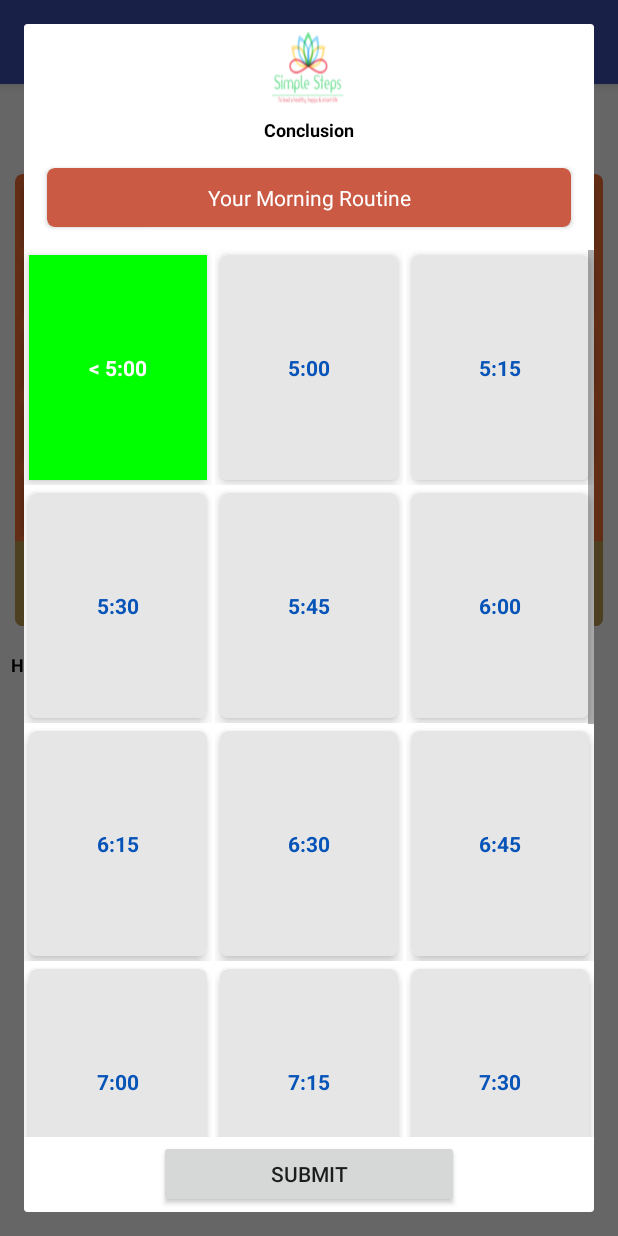
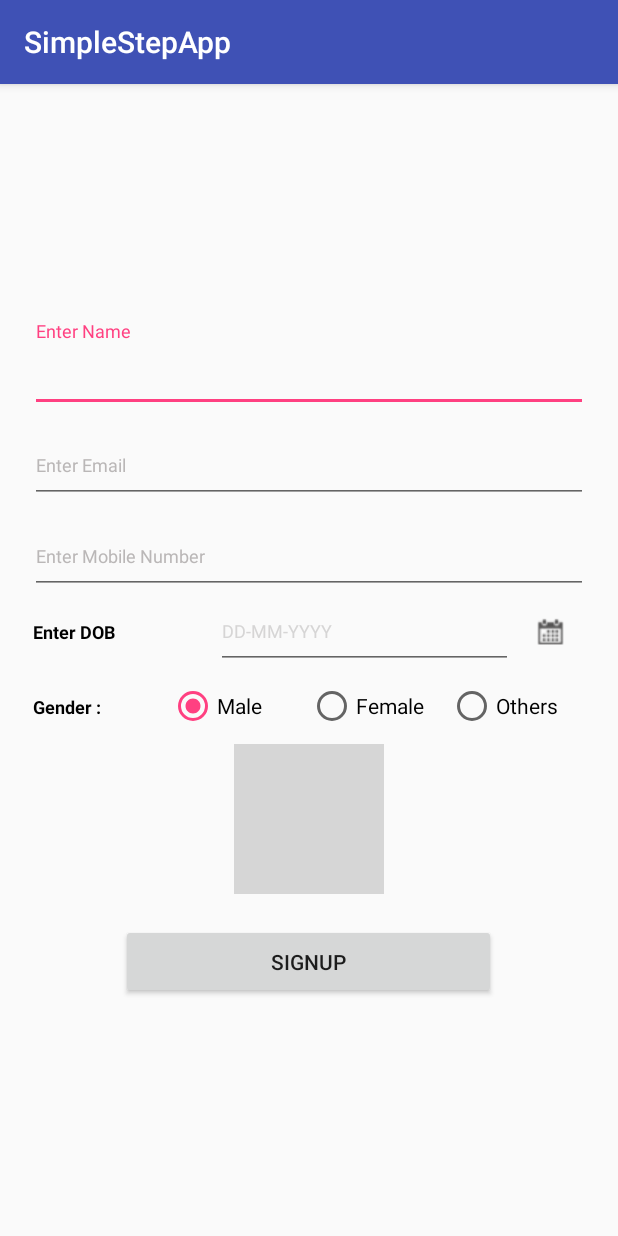
Before and after one commit to SimpleStepsIndia/SimpleStepApp, an Android app: the fragment SunBothFragment shown on its own in the app's theme, after a tap on "Next", on a phone screen of 412 x 824 dp. Run offline under Robolectric (Android 15) with nearby library versions, the phone set to English and light mode, and no system bars; our stand-ins replace CircleImageView, Volley; network calls fail; 1 statement that could not run was skipped; 1 other tap on this screen came first; grey boxes are pictures that could not be loaded.

Commit message:
Dynamic Questions submit on 11-Jan-2019

```diff
--- a/app/src/main/AndroidManifest.xml
+++ b/app/src/main/AndroidManifest.xml
@@ -48,6 +48,7 @@
         <activity android:name=".activities.MainActivity"/>
         <activity android:name=".activities.ViewPagerActivity"/>
         <activity android:name=".activities.HomeActivity"/>
+        <activity android:name=".activities.PersonalInfoActivity"/>
     </application>
 
 </manifest>
--- /dev/null
+++ b/app/src/main/java/com/simplestepapp/activities/PersonalInfoActivity.java
@@ -0,0 +1,14 @@
+package com.simplestepapp.activities;
+
+import android.os.Bundle;
+import android.support.annotation.Nullable;
+import android.support.v7.app.AppCompatActivity;
+import com.simplestepapp.R;
+
+public class PersonalInfoActivity extends AppCompatActivity {
+    @Override
+    protected void onCreate(@Nullable Bundle savedInstanceState) {
+        super.onCreate(savedInstanceState);
+        setContentView(R.layout.activity_personalinfo);
+    }
+}
--- a/app/src/main/java/com/simplestepapp/activities/ViewPagerActivity.java
+++ b/app/src/main/java/com/simplestepapp/activities/ViewPagerActivity.java
@@ -87,7 +87,6 @@ public class ViewPagerActivity extends AppCompatActivity
         get_QuestionsAll();
     }
 
-
     public void get_QuestionsAll() {
 
         //  http://125.16.1.70:8191/echallan/officerDetails?userID=Maruthiios&pwd=8341646667
@@ -133,7 +132,6 @@ public class ViewPagerActivity extends AppCompatActivity
         requestQueue.add(user_Login_Req);
     }
 
-
     public void toolbarsetUp() {
         ActionBar mActionBar = getSupportActionBar();
         mActionBar.setDisplayShowHomeEnabled(false);
@@ -144,10 +142,9 @@ public class ViewPagerActivity extends AppCompatActivity
         mActionBar.setDisplayShowCustomEnabled(true);
     }
 
-
     @Override
     public void onPageScrolled(int position, float positionOffset, int positionOffsetPixels) {
-        Log.d("Position ", "" + position);
+
     }
 
     @Override
--- a/app/src/main/java/com/simplestepapp/fragments/SunBothFragment.java
+++ b/app/src/main/java/com/simplestepapp/fragments/SunBothFragment.java
@@ -1,8 +1,10 @@
 package com.simplestepapp.fragments;
 
 import android.annotation.SuppressLint;
+import android.app.ProgressDialog;
 import android.content.Intent;
 import android.os.Bundle;
+import android.os.StrictMode;
 import android.support.annotation.IdRes;
 import android.support.annotation.NonNull;
 import android.support.annotation.Nullable;
@@ -20,9 +22,17 @@ import android.widget.LinearLayout;
 import android.widget.RadioButton;
 import android.widget.RadioGroup;
 
+import com.android.volley.AuthFailureError;
+import com.android.volley.Request;
+import com.android.volley.RequestQueue;
+import com.android.volley.Response;
+import com.android.volley.VolleyError;
+import com.android.volley.toolbox.StringRequest;
+import com.android.volley.toolbox.Volley;
 import com.google.gson.Gson;
 import com.simplestepapp.R;
 import com.simplestepapp.activities.HomeActivity;
+import com.simplestepapp.activities.PersonalInfoActivity;
 import com.simplestepapp.activities.ViewPagerActivity;
 import com.simplestepapp.adapters.ConclusionAdapter;
 import com.simplestepapp.adapters.CustomAdapter;
@@ -32,6 +42,8 @@ import com.simplestepapp.models.WhyOptions;
 import com.simplestepapp.utils.MyGridView;
 
 import java.util.ArrayList;
+import java.util.HashMap;
+import java.util.Map;
 
 /**
  * Created by Srinivas on 12/20/2018.
@@ -66,11 +78,18 @@ public class SunBothFragment extends Fragment {
 
     AlertDialog alertDialog;
 
+    private ProgressDialog progressDialog;
+
+    RequestQueue requestQueue;
+
     @Nullable
     @Override
     public View onCreateView(@NonNull LayoutInflater inflater, ViewGroup container, Bundle savedInstanceState) {
         View v = inflater.inflate(R.layout.frag_brushing, container, false);
         initviews(v);
+        progressDialog = new ProgressDialog(getActivity());
+        requestQueue = Volley.newRequestQueue(getActivity());
+
         timeSlots = new ArrayList<>();
         timeSlots.add("< 5:00");
         timeSlots.add("5:00");
@@ -179,8 +198,11 @@ public class SunBothFragment extends Fragment {
                 qAnswerModel.setQuestionId(ViewPagerActivity.questionerArrayList.get(6).get_id());
                 ViewPagerActivity.qAnswerModelArrayList.add(qAnswerModel);
                 String jsonOb = new Gson().toJson(ViewPagerActivity.qAnswerModelArrayList);
-                Log.d("JsonObject",""+jsonOb);
-                conclusion_Dialog();
+                Log.d("JsonObject", "" + jsonOb);
+
+                Intent intent=new Intent(getActivity(), PersonalInfoActivity.class);
+                startActivity(intent);
+                //conclusion_Dialog();
             }
         });
         return v;
@@ -226,6 +248,35 @@ public class SunBothFragment extends Fragment {
         alertDialog.show();
     }
 
+    public void postQuestionInfo() {
+
+        StrictMode.ThreadPolicy policy = new StrictMode.ThreadPolicy.Builder().permitAll().build();
+        StrictMode.setThreadPolicy(policy);
+
+        progressDialog.setMessage("Loading");
+        progressDialog.show();
+
+        StringRequest request_postQtnsIfo = new StringRequest(Request.Method.POST, "", new Response.Listener<String>() {
+            @Override
+            public void onResponse(String response) {
+
+            }
+        }, new Response.ErrorListener() {
+            @Override
+            public void onErrorResponse(VolleyError error) {
+
+            }
+        }) {
+            @Override
+            protected Map<String, String> getParams() throws AuthFailureError {
+                Map<String, String> params = new HashMap<>();
+                params.put("json", "");
+                return params;
+            }
+        };
+        requestQueue.add(request_postQtnsIfo);
+    }
+
     private static SunBothFragment instance = null;
 
     public static SunBothFragment newInstance(String text) {
--- a/app/src/main/java/com/simplestepapp/utils/Constants.java
+++ b/app/src/main/java/com/simplestepapp/utils/Constants.java
@@ -11,4 +11,6 @@ public class Constants {
     public static String sClientId="918541253610-7iconpoq1lbafc4f7nos0d1rbh1for65.apps.googleusercontent.com";
 
     public static String get_QuestionsAll="https://evening-river-50305.herokuapp.com/questions/all";
+
+    public static String post_QuestionsInfo="https://evening-river-50305.herokuapp.com/questions/all";
 }
--- /dev/null
+++ b/app/src/main/res/layout/activity_personalinfo.xml
@@ -0,0 +1,165 @@
+<?xml version="1.0" encoding="utf-8"?>
+<RelativeLayout xmlns:android="http://schemas.android.com/apk/res/android"
+    android:layout_width="match_parent"
+    android:layout_height="match_parent"
+    xmlns:tools="http://schemas.android.com/tools"
+    android:orientation="vertical">
+
+    <ScrollView
+
+        android:layout_width="match_parent"
+        android:layout_height="match_parent"
+        android:fillViewport="true"
+        android:fitsSystemWindows="true"
+        android:visibility="visible">
+
+        <LinearLayout
+            android:layout_width="match_parent"
+            android:layout_height="wrap_content"
+            android:layout_margin="20dp"
+            android:gravity="center"
+            android:orientation="vertical">
+
+            <android.support.design.widget.TextInputLayout
+                style="@style/style_InputLayout"
+                android:layout_width="match_parent"
+                android:layout_height="wrap_content">
+
+                <android.support.design.widget.TextInputEditText
+                    android:id="@+id/edtTxt_Name"
+                    style="@style/style_EditText"
+                    android:layout_width="match_parent"
+                    android:layout_height="50dp"
+                    android:hint="@string/reg_Name" />
+
+            </android.support.design.widget.TextInputLayout>
+
+            <android.support.design.widget.TextInputLayout
+                style="@style/style_InputLayout"
+                android:layout_width="match_parent"
+                android:layout_height="wrap_content">
+
+                <android.support.design.widget.TextInputEditText
+                    android:id="@+id/edtTxt_EmailId"
+                    style="@style/style_EditText"
+                    android:layout_width="match_parent"
+                    android:layout_height="50dp"
+                    android:hint="@string/reg_Email"
+                    android:inputType="textEmailAddress" />
+            </android.support.design.widget.TextInputLayout>
+
+            <android.support.design.widget.TextInputLayout
+                style="@style/style_InputLayout"
+                android:layout_width="match_parent"
+                android:layout_height="wrap_content">
+
+                <android.support.design.widget.TextInputEditText
+                    android:id="@+id/edtTxt_MobNumber"
+                    style="@style/style_EditText"
+                    android:layout_width="match_parent"
+                    android:layout_height="50dp"
+                    android:hint="@string/reg_Mobile"
+                    android:inputType="phone" />
+            </android.support.design.widget.TextInputLayout>
+
+            <LinearLayout
+                android:id="@+id/lyt_DL_DOB"
+                android:layout_width="match_parent"
+                android:layout_height="50dp"
+                android:gravity="center"
+                android:orientation="horizontal"
+                android:weightSum="3">
+
+                <android.support.v7.widget.AppCompatTextView
+                    style="@style/style_Hdr_Txt"
+                    android:layout_width="0dp"
+                    android:layout_height="wrap_content"
+                    android:layout_weight="1"
+                    android:text="@string/reg_Age" />
+
+                <android.support.v7.widget.AppCompatEditText
+                    android:id="@+id/edt_Txt_DOB"
+                    style="@style/style_EditText"
+                    android:layout_width="0dp"
+                    android:layout_height="50dp"
+                    android:layout_weight="1.60"
+                    android:hint="DD-MM-YYYY"
+                    android:inputType="date" />
+
+                <android.support.v7.widget.AppCompatImageView
+                    android:id="@+id/img_DOB"
+                    android:layout_width="0dp"
+                    android:layout_height="24dp"
+                    android:layout_weight="0.40"
+                    android:src="@drawable/calender"
+                    tools:ignore="ContentDescription" />
+
+            </LinearLayout>
+
+            <LinearLayout
+                android:layout_width="match_parent"
+                android:layout_height="50dp"
+                android:gravity="center"
+                android:orientation="horizontal"
+                android:weightSum="4">
+
+                <android.support.v7.widget.AppCompatTextView
+                    style="@style/style_Hdr_Txt"
+                    android:layout_width="0dp"
+                    android:layout_height="wrap_content"
+                    android:layout_weight="1"
+                    android:text="Gender :" />
+
+                <RadioGroup
+                    android:id="@+id/rd_Gp_Gender"
+                    android:layout_width="0dp"
+                    android:layout_height="wrap_content"
+                    android:layout_weight="3"
+                    android:orientation="horizontal">
+
+                    <RadioButton
+                        android:id="@+id/rd_BtnMale"
+                        android:layout_width="0dp"
+                        android:layout_height="wrap_content"
+                        android:layout_weight="1"
+                        android:checked="true"
+                        android:text="Male" />
+
+                    <RadioButton
+                        android:id="@+id/rd_BtnFemale"
+                        android:layout_width="0dp"
+                        android:layout_height="wrap_content"
+                        android:layout_weight="1"
+                        android:text="Female" />
+
+                    <RadioButton
+                        android:id="@+id/rd_BtnOthers"
+                        android:layout_width="0dp"
+                        android:layout_height="wrap_content"
+                        android:layout_weight="1"
+                        android:text="Others" />
+                </RadioGroup>
+
+
+            </LinearLayout>
+
+            <de.hdodenhof.circleimageview.CircleImageView
+                xmlns:app="http://schemas.android.com/apk/res-auto"
+                android:id="@+id/img_Profile"
+                android:layout_width="100dp"
+                android:layout_height="100dp"
+                android:src="@drawable/profleimg"
+                app:civ_border_color="#FF000000"
+                app:civ_border_width="2dp" />
+
+            <android.support.v7.widget.AppCompatButton
+                android:id="@+id/btn_SignUp"
+                android:layout_width="250dp"
+                android:layout_height="50dp"
+                android:layout_marginTop="20dp"
+                android:text="SignUp" />
+
+        </LinearLayout>
+    </ScrollView>
+
+</RelativeLayout>
--- a/app/src/main/res/layout/conclusion_dialog.xml
+++ b/app/src/main/res/layout/conclusion_dialog.xml
@@ -89,7 +89,7 @@
             android:layout_width="200dp"
             android:layout_height="45dp"
             android:layout_gravity="center"
-            android:text="SUBMIT" />
+            android:text="Next" />
 
     </LinearLayout>
 
```
